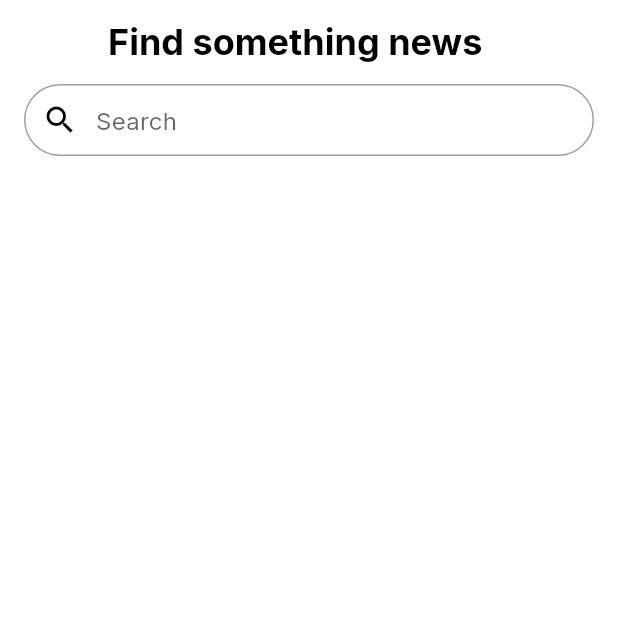
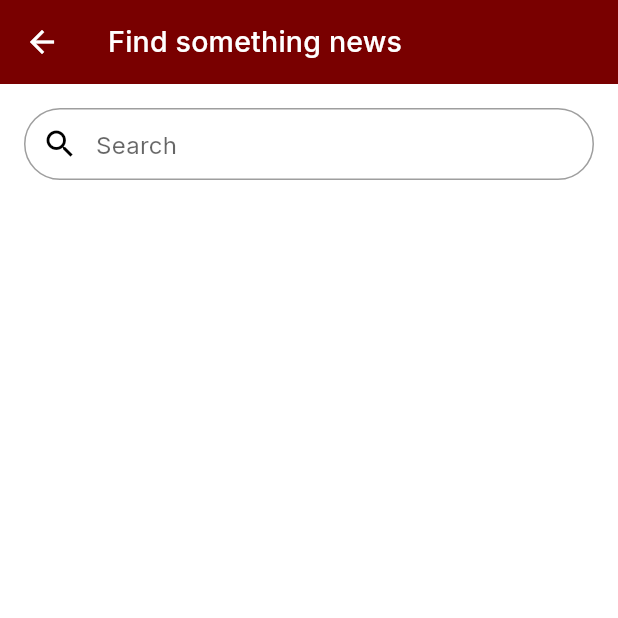
Before and after one commit to fanolans/acf_news, a Flutter app: the SearchPage screen opened by its route, on a phone screen of 412 x 824 dp, the top half of it. Run offline on Flutter 3.47's test engine with Material 2 defaults, Android fonts, the phone set to English and light mode, and no system bars; our stand-ins replace google_fonts, webview_flutter; network calls fail.

Commit message:
Add app bar

```diff
--- a/lib/presentations/pages/search_page.dart
+++ b/lib/presentations/pages/search_page.dart
@@ -19,16 +19,8 @@ class _SearchPageState extends State<SearchPage> {
   Widget build(BuildContext context) {
     return Scaffold(
       appBar: AppBar(
-        backgroundColor: kColorPrimary,
-        title: Row(
-          children: [
-            Text(
-              'Find something news',
-              style: GlobalFunctions.textTheme(context: context)
-                  .headline5!
-                  .copyWith(color: Colors.black, fontWeight: FontWeight.bold),
-            ),
-          ],
+        title: const Text(
+          'Find something news',
         ),
         elevation: 0,
       ),
@@ -44,7 +36,7 @@ class _SearchPageState extends State<SearchPage> {
 
   Widget _searchBar() {
     return Padding(
-      padding: const EdgeInsets.fromLTRB(16, 0, 16, 0),
+      padding: const EdgeInsets.fromLTRB(16, 16, 16, 0),
       child: TextField(
         controller: _searchControl,
         onChanged: (_) => setState(() {}),
```
